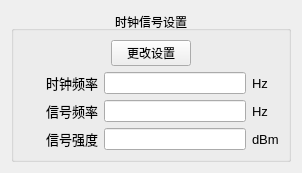
Quenii/ADCEVM, file soft/zebra-scope/SignalSettingsWidget.ui: the form before one commit.
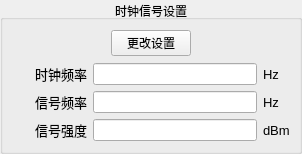
The form after the commit.

Diff of the .ui file:
```diff
--- a/soft/zebra-scope/SignalSettingsWidget.ui
+++ b/soft/zebra-scope/SignalSettingsWidget.ui
@@ -14,6 +14,9 @@
    <string>时钟信号设置</string>
   </property>
   <layout class="QGridLayout" name="gridLayout">
+   <property name="margin">
+    <number>0</number>
+   </property>
    <item row="0" column="0">
     <widget class="QGroupBox" name="groupBox_2">
      <property name="title">
```
Left out of the diff: 2 changed lines with no effect on the pictures.
